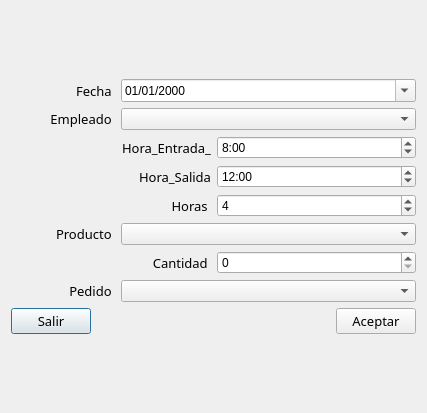
The window that MyApp/model/turno/Add.ui (marcosstevens2012/GPP) describes before a commit, drawn with Qt 5.
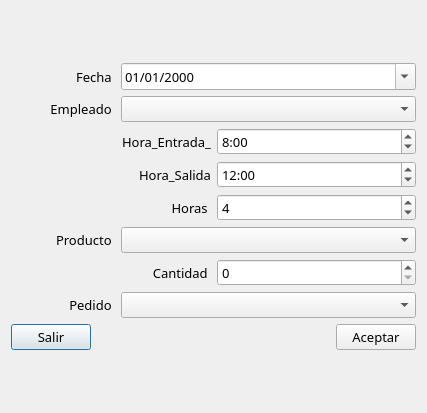
The same window after the commit. Icons and pictures are not drawn.

The edit to the form file:
```diff
--- a/MyApp/model/turno/Add.ui
+++ b/MyApp/model/turno/Add.ui
@@ -52,6 +52,12 @@
            <verstretch>0</verstretch>
           </sizepolicy>
          </property>
+         <property name="font">
+          <font>
+           <family>Segoe UI Light</family>
+           <pointsize>10</pointsize>
+          </font>
+         </property>
          <property name="displayFormat">
           <string>dd/MM/yyyy</string>
          </property>
@@ -94,6 +100,12 @@
            <verstretch>0</verstretch>
           </sizepolicy>
          </property>
+         <property name="font">
+          <font>
+           <family>Segoe UI Light</family>
+           <pointsize>10</pointsize>
+          </font>
+         </property>
         </widget>
        </item>
       </layout>
@@ -124,6 +136,12 @@
        </item>
        <item>
         <widget class="QTimeEdit" name="teEntrada">
+         <property name="font">
+          <font>
+           <family>Segoe UI Light</family>
+           <pointsize>10</pointsize>
+          </font>
+         </property>
          <property name="time">
           <time>
            <hour>8</hour>
@@ -164,6 +182,12 @@
        </item>
        <item>
         <widget class="QTimeEdit" name="teSalida">
+         <property name="font">
+          <font>
+           <family>Segoe UI Light</family>
+           <pointsize>10</pointsize>
+          </font>
+         </property>
          <property name="time">
           <time>
            <hour>12</hour>
@@ -207,6 +231,12 @@
        </item>
        <item>
         <widget class="QSpinBox" name="sbHoras">
+         <property name="font">
+          <font>
+           <family>Segoe UI Light</family>
+           <pointsize>10</pointsize>
+          </font>
+         </property>
          <property name="wrapping">
           <bool>false</bool>
          </property>
@@ -249,6 +279,12 @@
            <verstretch>0</verstretch>
           </sizepolicy>
          </property>
+         <property name="font">
+          <font>
+           <family>Segoe UI Light</family>
+           <pointsize>10</pointsize>
+          </font>
+         </property>
         </widget>
        </item>
       </layout>
@@ -278,7 +314,14 @@
         </widget>
        </item>
        <item>
-        <widget class="QSpinBox" name="sbCantidad"/>
+        <widget class="QSpinBox" name="sbCantidad">
+         <property name="font">
+          <font>
+           <family>Segoe UI Light</family>
+           <pointsize>10</pointsize>
+          </font>
+         </property>
+        </widget>
        </item>
       </layout>
      </item>
@@ -314,6 +357,12 @@
            <verstretch>0</verstretch>
           </sizepolicy>
          </property>
+         <property name="font">
+          <font>
+           <family>Segoe UI Light</family>
+           <pointsize>10</pointsize>
+          </font>
+         </property>
         </widget>
        </item>
       </layout>
```
